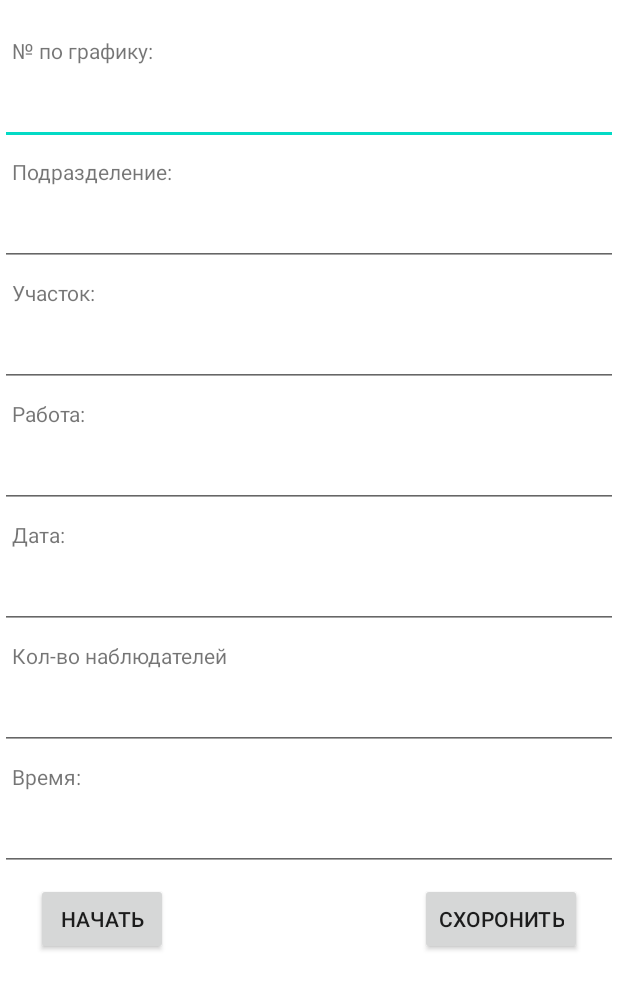
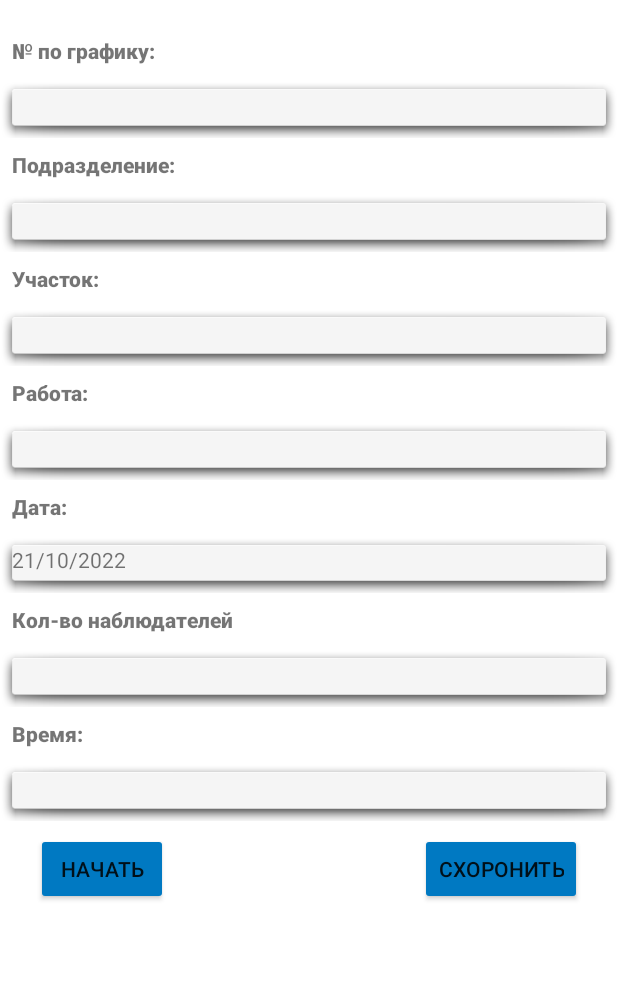
Before and after one commit to neguss/PAB, an Android app: the screen it shows after launch (MainActivity), on a phone screen of 412 x 824 dp. Shown: the top 989 px of the screen. Run offline under Robolectric (Android 15) with nearby library versions, the phone set to English and light mode, and no system bars.

Commit message:
visual adjustments

```diff
--- a/app/src/main/AndroidManifest.xml
+++ b/app/src/main/AndroidManifest.xml
@@ -33,6 +33,10 @@
                 <category android:name="android.intent.category.LAUNCHER" />
             </intent-filter>
         </activity>
+
+        <meta-data
+            android:name="preloaded_fonts"
+            android:resource="@array/preloaded_fonts" />
     </application>
 
 </manifest>
--- a/app/src/main/java/com/example/myapplication/MainActivity.kt
+++ b/app/src/main/java/com/example/myapplication/MainActivity.kt
@@ -11,6 +11,7 @@ import androidx.core.content.ContextCompat
 import java.io.File
 import android.content.pm.PackageManager
 import android.os.Build
+import android.widget.TextView
 import androidx.annotation.RequiresApi
 import androidx.core.app.ActivityCompat
 import androidx.core.app.ActivityCompat.requestPermissions
@@ -29,7 +30,7 @@ class MainActivity : Activity() {
         val subdivision=findViewById<EditText>(R.id.subdivision_value)
         val site=findViewById<EditText>(R.id.site_value)
         val job=findViewById<EditText>(R.id.job_value)
-        val dt=findViewById<EditText>(R.id.date_value)
+        val dt=findViewById<TextView>(R.id.date_value)
         val watchers=findViewById<EditText>(R.id.watchers_value)
         val tm=findViewById<EditText>(R.id.time_value)
         val start_button=findViewById<Button>(R.id.start_btn)
@@ -37,7 +38,7 @@ class MainActivity : Activity() {
         val chk_activity=Intent(this,CheckActivity::class.java)
 
         var curr_dt=LocalDate.now().format(DateTimeFormatter.ofPattern("dd/MM/yyyy")).toString()
-
+        dt.text=curr_dt
         start_button.setOnClickListener{
             startActivityForResult(chk_activity,1)
         }
--- a/app/src/main/res/layout/activity_main.xml
+++ b/app/src/main/res/layout/activity_main.xml
@@ -12,6 +12,7 @@
         android:layout_height="wrap_content"
         android:layout_marginStart="8dp"
         android:layout_marginTop="24dp"
+        android:fontFamily="sans-serif-black"
         android:text="№ по графику:"
         app:layout_constraintStart_toStartOf="parent"
         app:layout_constraintTop_toTopOf="parent" />
@@ -22,6 +23,7 @@
         android:layout_height="wrap_content"
         android:layout_marginStart="8dp"
         android:layout_marginTop="8dp"
+        android:fontFamily="sans-serif-black"
         android:text="Подразделение:"
         app:layout_constraintStart_toStartOf="parent"
         app:layout_constraintTop_toBottomOf="@+id/npp_value" />
@@ -32,6 +34,7 @@
         android:layout_height="wrap_content"
         android:layout_marginStart="8dp"
         android:layout_marginTop="8dp"
+        android:fontFamily="sans-serif-black"
         android:text="Участок:"
         app:layout_constraintStart_toStartOf="parent"
         app:layout_constraintTop_toBottomOf="@+id/subdivision_value" />
@@ -42,6 +45,7 @@
         android:layout_height="wrap_content"
         android:layout_marginStart="8dp"
         android:layout_marginTop="8dp"
+        android:fontFamily="sans-serif-black"
         android:text="Работа:"
         app:layout_constraintStart_toStartOf="parent"
         app:layout_constraintTop_toBottomOf="@+id/site_value" />
@@ -52,6 +56,7 @@
         android:layout_height="wrap_content"
         android:layout_marginStart="8dp"
         android:layout_marginTop="8dp"
+        android:fontFamily="sans-serif-black"
         android:text="Дата:"
         app:layout_constraintStart_toStartOf="parent"
         app:layout_constraintTop_toBottomOf="@+id/job_value" />
@@ -62,6 +67,7 @@
         android:layout_height="wrap_content"
         android:layout_marginStart="8dp"
         android:layout_marginTop="8dp"
+        android:fontFamily="sans-serif-black"
         android:text="Кол-во наблюдателей"
         app:layout_constraintStart_toStartOf="parent"
         app:layout_constraintTop_toBottomOf="@+id/date_value" />
@@ -72,6 +78,7 @@
         android:layout_height="wrap_content"
         android:layout_marginStart="8dp"
         android:layout_marginTop="8dp"
+        android:fontFamily="sans-serif-black"
         android:text="Время:"
         app:layout_constraintStart_toStartOf="parent"
         app:layout_constraintTop_toBottomOf="@+id/watchers_value" />
@@ -81,6 +88,7 @@
         android:layout_width="0dp"
         android:layout_height="wrap_content"
         android:layout_marginTop="8dp"
+        android:background="@android:drawable/dialog_holo_light_frame"
         android:ems="10"
         android:inputType="textPersonName"
         app:layout_constraintEnd_toEndOf="parent"
@@ -92,6 +100,7 @@
         android:layout_width="0dp"
         android:layout_height="wrap_content"
         android:layout_marginTop="8dp"
+        android:background="@android:drawable/dialog_holo_light_frame"
         android:ems="10"
         android:inputType="textPersonName"
         app:layout_constraintEnd_toEndOf="parent"
@@ -103,6 +112,7 @@
         android:layout_width="0dp"
         android:layout_height="wrap_content"
         android:layout_marginTop="8dp"
+        android:background="@android:drawable/dialog_holo_light_frame"
         android:ems="10"
         android:inputType="textPersonName"
         app:layout_constraintEnd_toEndOf="parent"
@@ -114,17 +124,19 @@
         android:layout_width="0dp"
         android:layout_height="wrap_content"
         android:layout_marginTop="8dp"
+        android:background="@android:drawable/dialog_holo_light_frame"
         android:ems="10"
         android:inputType="textPersonName"
         app:layout_constraintEnd_toEndOf="parent"
         app:layout_constraintStart_toStartOf="parent"
         app:layout_constraintTop_toBottomOf="@+id/job_label" />
 
-    <EditText
+    <TextView
         android:id="@+id/date_value"
         android:layout_width="0dp"
         android:layout_height="wrap_content"
         android:layout_marginTop="8dp"
+        android:background="@android:drawable/dialog_holo_light_frame"
         android:ems="10"
         android:inputType="textPersonName"
         app:layout_constraintEnd_toEndOf="parent"
@@ -136,6 +148,7 @@
         android:layout_width="0dp"
         android:layout_height="wrap_content"
         android:layout_marginTop="8dp"
+        android:background="@android:drawable/dialog_holo_light_frame"
         android:ems="10"
         android:inputType="textPersonName"
         app:layout_constraintEnd_toEndOf="parent"
@@ -147,6 +160,7 @@
         android:layout_width="0dp"
         android:layout_height="wrap_content"
         android:layout_marginTop="8dp"
+        android:background="@android:drawable/dialog_holo_light_frame"
         android:ems="10"
         android:inputType="textPersonName"
         app:layout_constraintEnd_toEndOf="parent"
@@ -159,6 +173,7 @@
         android:layout_height="wrap_content"
         android:layout_marginStart="24dp"
         android:layout_marginTop="8dp"
+        android:backgroundTint="@color/corporate_blue"
         android:text="Начать"
         app:layout_constraintStart_toStartOf="parent"
         app:layout_constraintTop_toBottomOf="@+id/time_value" />
@@ -169,6 +184,7 @@
         android:layout_height="wrap_content"
         android:layout_marginTop="8dp"
         android:layout_marginEnd="24dp"
+        android:backgroundTint="@color/corporate_blue"
         android:text="Схоронить"
         app:layout_constraintEnd_toEndOf="parent"
         app:layout_constraintTop_toBottomOf="@+id/time_value" />
--- a/app/src/main/res/values/colors.xml
+++ b/app/src/main/res/values/colors.xml
@@ -7,4 +7,5 @@
     <color name="teal_700">#FF018786</color>
     <color name="black">#FF000000</color>
     <color name="white">#FFFFFFFF</color>
+    <color name="corporate_blue">#0079C2</color>
 </resources>
```
